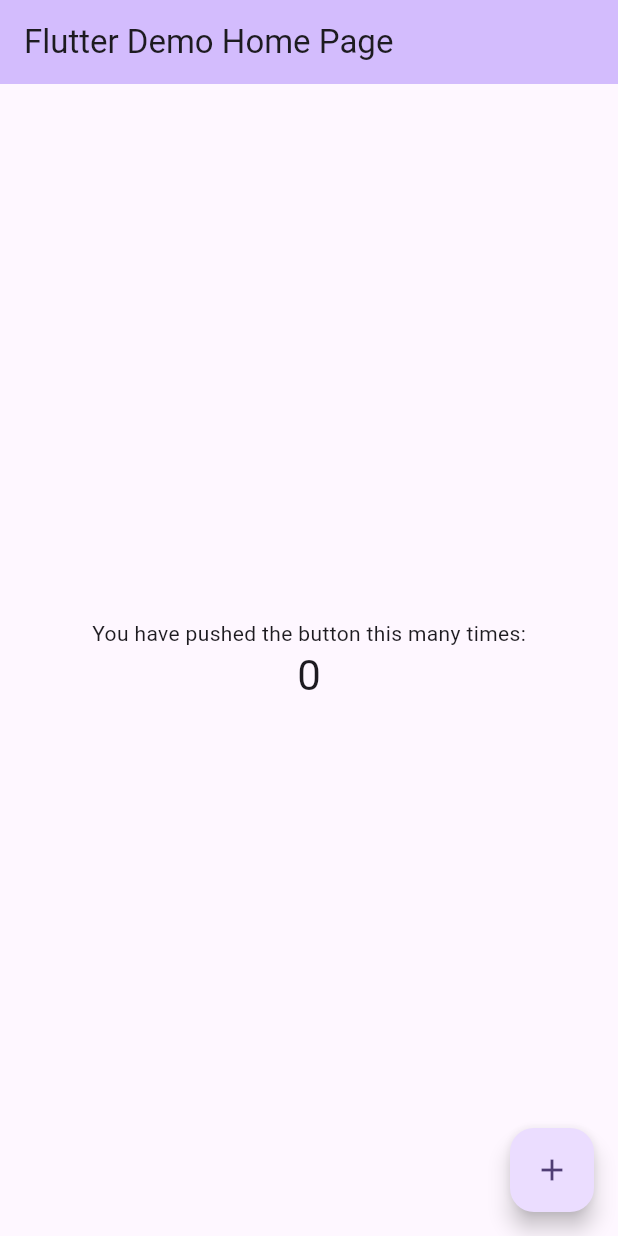
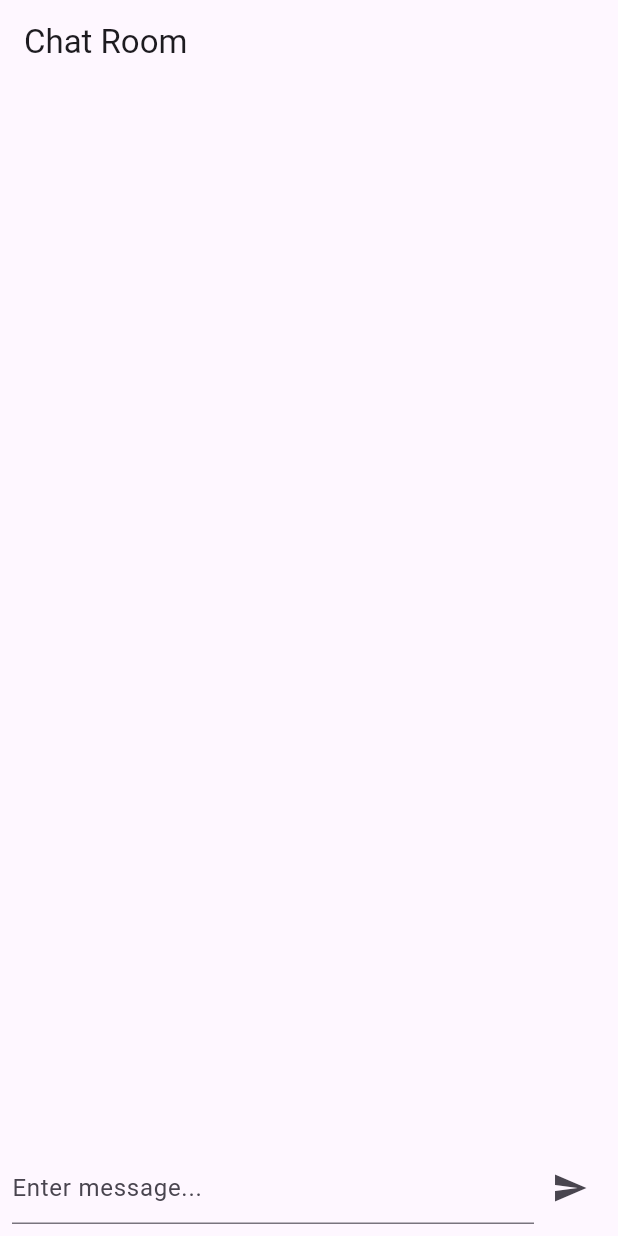
Before and after one commit to Sharjeel-metis/signal-R, a Flutter app: the screen it shows after launch, on a phone screen of 412 x 824 dp. Run offline on Flutter 3.47's test engine with Material 3 defaults, Android fonts, the phone set to English and light mode, and no system bars; missing offline and left inert: signalr_netcore.

Commit message:
chatting feature using signalR

```diff
--- a/lib/home_screen.dart
+++ b/lib/home_screen.dart
@@ -0,0 +1,81 @@
+import 'package:flutter/material.dart';
+import 'package:signal_r/signal_r_service.dart';
+
+
+class ChatScreen extends StatefulWidget {
+  @override
+  _ChatScreenState createState() => _ChatScreenState();
+}
+
+class _ChatScreenState extends State<ChatScreen> {
+  final SignalRService _signalRService = SignalRService();
+  final TextEditingController _messageController = TextEditingController();
+  List<String> messages = [];
+
+  @override
+  void initState() {
+    super.initState();
+    _initializeSignalR();
+  }
+
+  void _initializeSignalR() async {
+    await _signalRService.connect();
+
+
+    _signalRService.listenForMessages((user, message) {
+      setState(() {
+        messages.add("$user: $message");
+      });
+    });
+  }
+
+  void _sendMessage() async {
+    String text = _messageController.text.trim();
+    if (text.isNotEmpty) {
+      await _signalRService.sendMessage("User1", text);
+      _messageController.clear();
+    }
+  }
+
+  @override
+  void dispose() {
+    _signalRService.disconnect();
+    super.dispose();
+  }
+
+  @override
+  Widget build(BuildContext context) {
+    return Scaffold(
+      appBar: AppBar(title: Text("Chat Room")),
+      body: Column(
+        children: [
+          Expanded(
+            child: ListView.builder(
+              itemCount: messages.length,
+              itemBuilder: (context, index) => ListTile(
+                title: Text(messages[index]),
+              ),
+            ),
+          ),
+          Padding(
+            padding: const EdgeInsets.all(8.0),
+            child: Row(
+              children: [
+                Expanded(
+                  child: TextField(
+                    controller: _messageController,
+                    decoration: InputDecoration(hintText: "Enter message..."),
+                  ),
+                ),
+                IconButton(
+                  icon: Icon(Icons.send),
+                  onPressed: _sendMessage,
+                ),
+              ],
+            ),
+          ),
+        ],
+      ),
+    );
+  }
+}
--- a/lib/main.dart
+++ b/lib/main.dart
@@ -1,4 +1,5 @@
 import 'package:flutter/material.dart';
+import 'package:signal_r/home_screen.dart';
 
 void main() {
   runApp(const MyApp());
@@ -7,116 +8,14 @@ void main() {
 class MyApp extends StatelessWidget {
   const MyApp({super.key});
 
-  // This widget is the root of your application.
+
   @override
   Widget build(BuildContext context) {
     return MaterialApp(
       title: 'Flutter Demo',
       theme: ThemeData(
-        // This is the theme of your application.
-        //
-        // TRY THIS: Try running your application with "flutter run". You'll see
-        // the application has a purple toolbar. Then, without quitting the app,
-        // try changing the seedColor in the colorScheme below to Colors.green
-        // and then invoke "hot reload" (save your changes or press the "hot
-        // reload" button in a Flutter-supported IDE, or press "r" if you used
-        // the command line to start the app).
-        //
-        // Notice that the counter didn't reset back to zero; the application
-        // state is not lost during the reload. To reset the state, use hot
-        // restart instead.
-        //
-        // This works for code too, not just values: Most code changes can be
-        // tested with just a hot reload.
-        colorScheme: ColorScheme.fromSeed(seedColor: Colors.deepPurple),
       ),
-      home: const MyHomePage(title: 'Flutter Demo Home Page'),
+      home:ChatScreen(),
     );
   }
 }
-
-class MyHomePage extends StatefulWidget {
-  const MyHomePage({super.key, required this.title});
-
-  // This widget is the home page of your application. It is stateful, meaning
-  // that it has a State object (defined below) that contains fields that affect
-  // how it looks.
-
-  // This class is the configuration for the state. It holds the values (in this
-  // case the title) provided by the parent (in this case the App widget) and
-  // used by the build method of the State. Fields in a Widget subclass are
-  // always marked "final".
-
-  final String title;
-
-  @override
-  State<MyHomePage> createState() => _MyHomePageState();
-}
-
-class _MyHomePageState extends State<MyHomePage> {
-  int _counter = 0;
-
-  void _incrementCounter() {
-    setState(() {
-      // This call to setState tells the Flutter framework that something has
-      // changed in this State, which causes it to rerun the build method below
-      // so that the display can reflect the updated values. If we changed
-      // _counter without calling setState(), then the build method would not be
-      // called again, and so nothing would appear to happen.
-      _counter++;
-    });
-  }
-
-  @override
-  Widget build(BuildContext context) {
-    // This method is rerun every time setState is called, for instance as done
-    // by the _incrementCounter method above.
-    //
-    // The Flutter framework has been optimized to make rerunning build methods
-    // fast, so that you can just rebuild anything that needs updating rather
-    // than having to individually change instances of widgets.
-    return Scaffold(
-      appBar: AppBar(
-        // TRY THIS: Try changing the color here to a specific color (to
-        // Colors.amber, perhaps?) and trigger a hot reload to see the AppBar
-        // change color while the other colors stay the same.
-        backgroundColor: Theme.of(context).colorScheme.inversePrimary,
-        // Here we take the value from the MyHomePage object that was created by
-        // the App.build method, and use it to set our appbar title.
-        title: Text(widget.title),
-      ),
-      body: Center(
-        // Center is a layout widget. It takes a single child and positions it
-        // in the middle of the parent.
-        child: Column(
-          // Column is also a layout widget. It takes a list of children and
-          // arranges them vertically. By default, it sizes itself to fit its
-          // children horizontally, and tries to be as tall as its parent.
-          //
-          // Column has various properties to control how it sizes itself and
-          // how it positions its children. Here we use mainAxisAlignment to
-          // center the children vertically; the main axis here is the vertical
-          // axis because Columns are vertical (the cross axis would be
-          // horizontal).
-          //
-          // TRY THIS: Invoke "debug painting" (choose the "Toggle Debug Paint"
-          // action in the IDE, or press "p" in the console), to see the
-          // wireframe for each widget.
-          mainAxisAlignment: MainAxisAlignment.center,
-          children: <Widget>[
-            const Text('You have pushed the button this many times:'),
-            Text(
-              '$_counter',
-              style: Theme.of(context).textTheme.headlineMedium,
-            ),
-          ],
-        ),
-      ),
-      floatingActionButton: FloatingActionButton(
-        onPressed: _incrementCounter,
-        tooltip: 'Increment',
-        child: const Icon(Icons.add),
-      ), // This trailing comma makes auto-formatting nicer for build methods.
-    );
-  }
-}
--- a/pubspec.yaml
+++ b/pubspec.yaml
@@ -34,6 +34,7 @@ dependencies:
   # The following adds the Cupertino Icons font to your application.
   # Use with the CupertinoIcons class for iOS style icons.
   cupertino_icons: ^1.0.8
+  signalr_netcore: ^1.4.1
 
 dev_dependencies:
   flutter_test:
```
Also changed, not shown: lib/signal_r_service.dart (+51 -0 lines), pubspec.lock.
